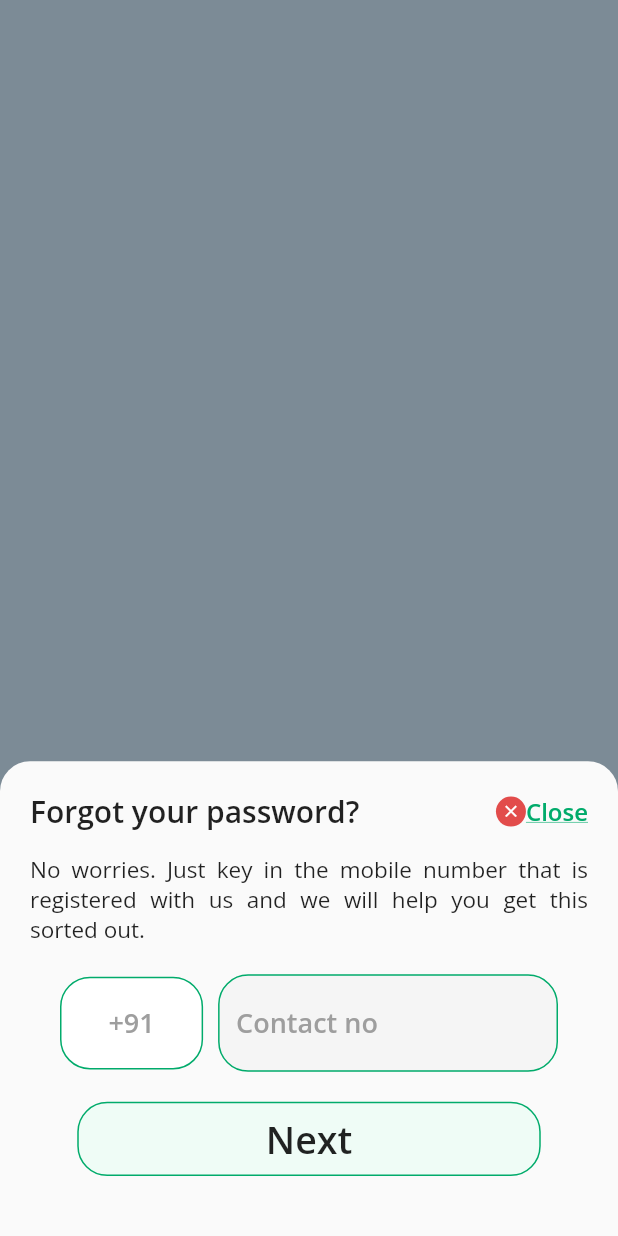
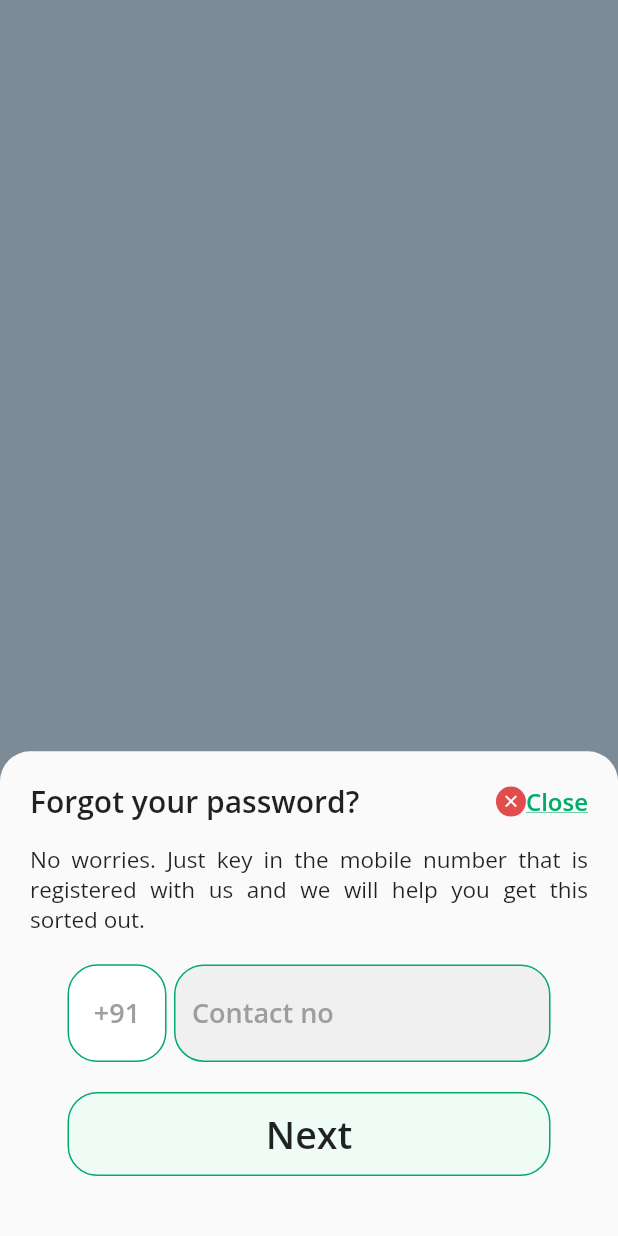
Before and after one commit to RahulMistriCodesmith/ezisolutions, a Flutter app: the screen it shows after launch, after a tap on an icon or button, on a phone screen of 412 x 824 dp. Run offline on Flutter 3.47's test engine with Material 2 defaults, Android fonts, the phone set to English and light mode, and no system bars; drawn by our look-alikes of country_code_picker, flutter_switch, slider_button; our stand-ins replace carousel_slider, country_picker, date_time_picker, file_picker, flutter_rating_bar, google_maps_flutter and 5 more; missing offline and left inert: flutter_share.

Commit message:
Committed Done! 25/06/2022 02:31 PM

```diff
--- a/lib/UI/Authorization/Login/mainloginpage.dart
+++ b/lib/UI/Authorization/Login/mainloginpage.dart
@@ -4,7 +4,6 @@ import 'dart:async';
 import 'dart:io';
 
 import 'package:country_code_picker/country_code_picker.dart';
-import 'package:country_picker/country_picker.dart';
 import 'package:ezisolutions/Commponets/Colors/Colors.dart';
 import 'package:ezisolutions/Commponets/Fonts/Fonts.dart';
 import 'package:ezisolutions/UI/Authorization/Login/languagepage.dart';
@@ -173,66 +172,7 @@ bool cl=false;
 
                 SizedBox(height: 10,),
 
-               /* Padding(
-                  padding: const EdgeInsets.symmetric(horizontal: 50),
-                  child: Row(
-                    children: [
-                      Container(
-                        height: height*0.075,
-                        decoration: BoxDecoration(
-                          borderRadius: BorderRadius.circular(20),
-                          border: Border.all(color: Appcolors.greenlight)
-                        ),
-                        child: CountryCodePicker(
-                          onChanged: _onCountryChange,
-                          // Initial selection and favorite can be one of code ('IT') OR dial_code('+39')
-                          initialSelection: 'IN',
-                          favorite: ['+91'],
-                          textStyle: Textstyle2Light18.appbartextstyle.copyWith(
-                              color: Colors.grey,fontSize: 18,fontWeight: FontWeight.w600
-                          ),
-                          // optional. Shows only country name and flag
-
-                          showFlag: false,
-                          // optional. Shows only country name and flag when popup is closed.
-                          showOnlyCountryWhenClosed: false,
-                          showFlagDialog: true,
-                          // optional. aligns the flag and the Text left
-                          alignLeft: false,
-                        ),
-                      ),
-
-
-                      Expanded(
-                        child: Container(
-                          margin: EdgeInsets.symmetric(horizontal: 10),
-                          decoration: BoxDecoration(
-                            borderRadius: BorderRadius.circular(20),
-
-                          ),
-                          child: TextFormField(
-                            controller: contact,
-
-                            keyboardType: TextInputType.phone,
-                            validator: (value) {
-                              if (value == null || value.isEmpty) {
-                                return 'enter phone number';
-                              }
-                              return null;
-                            },
-                            cursorHeight: 18,
-
-                            decoration: Inputdec3.inputDecoration.copyWith(
-                              hintText: 'Contact no',
-
-                            ),
-                          ),
-                        ),
-                      ),
-
-                    ],
-                  ),
-                ),*/
+
 
                 Padding(
                   padding: EdgeInsets.only(left: 51, right: 50),
@@ -428,12 +368,12 @@ bool cl=false;
                                             ),
 
                                             Padding(
-                                              padding: const EdgeInsets.symmetric(horizontal: 20,vertical: 20),
+                                              padding: EdgeInsets.symmetric(horizontal: 25,vertical: 20),
                                               child: Row(
                                                 children: [
-                                                  Expanded(
-                                                    child: Container(
-                                                      height: height*0.075,
+                                                  Container(
+                                                    // width: 76,
+                                                    height: height*0.079,
                                                     decoration: BoxDecoration(
                                                         borderRadius: BorderRadius.circular(20),
                                                         border: Border.all(color: Appcolors.greenlight),
@@ -457,32 +397,27 @@ bool cl=false;
                                                       alignLeft: false,
                                                     ),
                                                   ),
-                                                  ),
-
-                                                  SizedBox(width: 10,),
-
-                                                  Container(
-                                                    // padding: EdgeInsets.only(left: 5),
-                                                    width: width*0.55,
-                                                    decoration: BoxDecoration(
-                                                      borderRadius: BorderRadius.circular(20),
-                                                      color: Colors.white
-                                                    ),
+                                                  SizedBox(width: 5),
+                                                  Expanded(
                                                     child: TextFormField(
+
+                                                      controller: contact,
+
+                                                      keyboardType: TextInputType.phone,
                                                       validator: (value) {
                                                         if (value == null || value.isEmpty) {
                                                           return "";
-                                                        }
-                                                        return null;
-                                                      },
-                                                      textAlign: TextAlign.justify,
+
+                                                        }
+                                                      },
+                                                      // cursorHeight: 18,
+
                                                       decoration: Inputdec3.inputDecoration.copyWith(
+                                                        errorStyle: TextStyle(height: 0),
                                                         hintText: 'Contact no',
-
-                                                      ),
-                                                    ),
-                                                  ),
-
+                                                      ),
+                                                    ),
+                                                  ),
                                                 ],
                                               ),
                                             ),
@@ -562,8 +497,9 @@ bool cl=false;
                                                                 SizedBox(height: 30,),
 
                                                                 Container(
+                                                                  margin: EdgeInsets.symmetric(horizontal: 10),
                                                                   padding: EdgeInsets.only(left: 20,right: 20,),
-                                                                  width: width,
+
                                                                   child: PinCodeTextField(
 
                                                                     length: 4,
@@ -572,10 +508,8 @@ bool cl=false;
                                                                     pinTheme: PinTheme(
 
                                                                         shape: PinCodeFieldShape.box,
-                                                                        borderRadius: BorderRadius.circular(20),
-                                                                        fieldHeight: 60,
-                                                                        // fieldOuterPadding: EdgeInsets.only(left: 20,right: 20),
-                                                                        fieldWidth: 70,
+                                                                        borderRadius: BorderRadius.circular(15),
+
                                                                         activeFillColor: Appcolors.greenlight,
                                                                         inactiveColor: Appcolors.greenlight,
                                                                         inactiveFillColor: Colors.white,
@@ -616,7 +550,9 @@ bool cl=false;
 
                                                                 SizedBox(height: 20),
 
-                                                                Row(
+                                                                Padding(
+                                                                  padding: const EdgeInsets.symmetric(horizontal: 20),
+                                                                  child: Row(
                                                                     children: [
 
                                                                       InkWell(
@@ -626,8 +562,8 @@ bool cl=false;
                                                                         },
 
                                                                         child: Container(
-                                                                        margin: EdgeInsets.symmetric(horizontal: 20),
-                                                                        padding: EdgeInsets.symmetric(horizontal: 10,vertical: 6),
+                                                                          width: width*0.2,
+                                                                          padding: EdgeInsets.symmetric(vertical: 6),
                                                                           decoration: BoxDecoration(
                                                                             color: Appcolors.green1,
                                                                             border: Border.all(color: Appcolors.greenlight),
@@ -711,16 +647,14 @@ bool cl=false;
                                                                                           SizedBox(height: 20),
 
                                                                                           Container(
-                                                                                          padding: EdgeInsets.only(left: 10),
-                                                                                          width: width*0.78,
-                                                                                          height: height*0.06,
-                                                                                          decoration: BoxDecoration(
-                                                                                            border: Border.all(color: Appcolors.greenlight),
-                                                                                            borderRadius: BorderRadius.circular(10),
+
+                                                                                            decoration: BoxDecoration(
+                                                                                              color: Colors.white,
+                                                                                              borderRadius: BorderRadius.circular(20),
                                                                                             ),
                                                                                             child: TextFormField(
                                                                                               obscureText: _isObscure,
-                                                                                            decoration: Inputdec2.inputDecoration.copyWith(
+                                                                                              decoration: Inputdec3.inputDecoration.copyWith(
                                                                                                 hintText: 'New Password',
                                                                                                 suffixIcon: IconButton(
                                                                                                   icon: Icon(
@@ -739,16 +673,14 @@ bool cl=false;
                                                                                           SizedBox(height: 20),
 
                                                                                           Container(
-                                                                                          padding: EdgeInsets.only(left: 10),
-                                                                                          width: width*0.78,
-                                                                                          height: height*0.06,
-                                                                                          decoration: BoxDecoration(
-                                                                                            border: Border.all(color: Appcolors.greenlight),
-                                                                                            borderRadius: BorderRadius.circular(10),
+
+                                                                                            decoration: BoxDecoration(
+                                                                                              color: Colors.white,
+                                                                                              borderRadius: BorderRadius.circular(20),
                                                                                             ),
                                                                                             child: TextFormField(
                                                                                               obscureText: _isObscure,
-                                                                                            decoration: Inputdec2.inputDecoration.copyWith(
+                                                                                              decoration: Inputdec3.inputDecoration.copyWith(
                                                                                                 hintText: 'Retype New Password',
                                                                                                 suffixIcon: IconButton(
                                                                                                   icon: Icon(
@@ -764,8 +696,10 @@ bool cl=false;
                                                                                             ),
                                                                                           ),
 
+                                                                                          SizedBox(height: 15,),
+
                                                                                           Padding(
-                                                                                          padding: const EdgeInsets.only(left: 20,top: 25,right: 20),
+                                                                                            padding: const EdgeInsets.symmetric(horizontal: 10),
                                                                                             child: Row(
                                                                                               children: [
 
@@ -776,8 +710,8 @@ bool cl=false;
                                                                                                   },
 
                                                                                                   child: Container(
-                                                                                                  margin: EdgeInsets.symmetric(horizontal: 10),
-                                                                                                  padding: EdgeInsets.symmetric(horizontal: 10,vertical: 6),
+                                                                                                    width: width*0.2,
+                                                                                                    padding: EdgeInsets.symmetric(vertical: 6),
                                                                                                     decoration: BoxDecoration(
                                                                                                       color: Appcolors.green1,
                                                                                                       border: Border.all(color: Appcolors.greenlight),
@@ -898,8 +832,8 @@ bool cl=false;
                                                                                                   },
 
                                                                                                   child: Container(
-                                                                                                  width: width*0.55,
-                                                                                                  height: height*0.07,
+                                                                                                    width: width*0.6,
+                                                                                                    padding: EdgeInsets.symmetric(vertical: 10),
                                                                                                     decoration: BoxDecoration(
                                                                                                       color: Appcolors.green1,
                                                                                                       border: Border.all(color: Appcolors.greenlight),
@@ -912,21 +846,22 @@ bool cl=false;
                                                                                                     ),
                                                                                                   ),
                                                                                                 ),
-                                                                                            ],
-                                                                                          ),
-                                                                                        ),
-                                                                                      ],
-                                                                                    ),
-                                                                                  );
-                                                                                }
-                                                                            );
-                                                                          },
-                                                                        );
-                                                                      },
-
-                                                                      child: Container(
-                                                                        width: width*0.6,
-                                                                        height: height*0.07,
+
+                                                                                              ],
+                                                                                            ),
+                                                                                          ),
+                                                                                        ],
+                                                                                      ),
+                                                                                    );
+                                                                                  }
+                                                                              );
+                                                                            },
+                                                                          );
+                                                                        },
+
+                                                                        child: Container(
+                                                                          width: width*0.5,
+                                                                          padding: EdgeInsets.symmetric(vertical: 10),
                                                                           decoration: BoxDecoration(
                                                                             color: Appcolors.green1,
                                                                             border: Border.all(color: Appcolors.greenlight),
@@ -939,7 +874,9 @@ bool cl=false;
                                                                           ),
                                                                         ),
                                                                       ),
-                                                                  ],
+                                                                      Expanded(child: SizedBox()),
+                                                                    ],
+                                                                  ),
                                                                 ),
 
                                                                 SizedBox(height: 20),
@@ -955,8 +892,8 @@ bool cl=false;
                                               },
 
                                               child: Container(
-                                                width: width*0.75,
-                                                height: height*0.06,
+                                                margin: EdgeInsets.symmetric(horizontal: 25,),
+                                                padding: EdgeInsets.symmetric(horizontal: 20,vertical: 10),
                                                 decoration: BoxDecoration(
                                                   color: Appcolors.green1,
                                                   border: Border.all(color: Appcolors.greenlight),
@@ -1243,7 +1180,7 @@ bool cl=false;
                                                           return StatefulBuilder(
                                                               builder: (context, setState) {
                                                                 return Container(
-                                                                  height: height-100,
+                                                                  height: height-70,
                                                                   width: width,
                                                                   child: Padding(
                                                                     padding: const EdgeInsets.symmetric(horizontal: 20,vertical: 20),
@@ -1391,6 +1328,7 @@ bool cl=false;
   List<Step> stepList() => [
 
     Step(
+
       isActive: _activeCurrentStep >= 0,
       title: Column(
         children: [
@@ -1482,10 +1420,7 @@ bool cl=false;
 
           Row(
             children: [
-              SizedBox(
-                width: 76,
-                child: Expanded(
-                  child: Container(
+              Container(
 
                 decoration: BoxDecoration(
                     borderRadius: BorderRadius.circular(10),
@@ -1508,8 +1443,6 @@ bool cl=false;
                   showFlagDialog: true,
                   // optional. aligns the flag and the Text left
                   alignLeft: false,
-                    ),
-                  ),
                 ),
               ),
               SizedBox(width: 5),
@@ -1694,7 +1627,9 @@ bool cl=false;
               SizedBox(height: 20,),
 
               Container(
+                margin: EdgeInsets.symmetric(horizontal: 5),
                 padding: EdgeInsets.only(left: 20,right: 20,),
+
                 child: PinCodeTextField(
 
                   length: 4,
@@ -1703,11 +1638,9 @@ bool cl=false;
                   pinTheme: PinTheme(
 
                     shape: PinCodeFieldShape.box,
-                    borderRadius: BorderRadius.circular(20),
-                    fieldHeight: 55,
-                    // fieldOuterPadding: EdgeInsets.only(left: 20,right: 20),
-                    fieldWidth: 55,
-                    activeFillColor: Appcolors.green2,
+                    borderRadius: BorderRadius.circular(15),
+
+                    activeFillColor: Appcolors.greenlight,
                     inactiveColor: Appcolors.greenlight,
                     inactiveFillColor: Colors.white,
                     // selectedFillColor: Colors.deepPurple,
```
Lines whose indentation alone changed are shown as unchanged.
